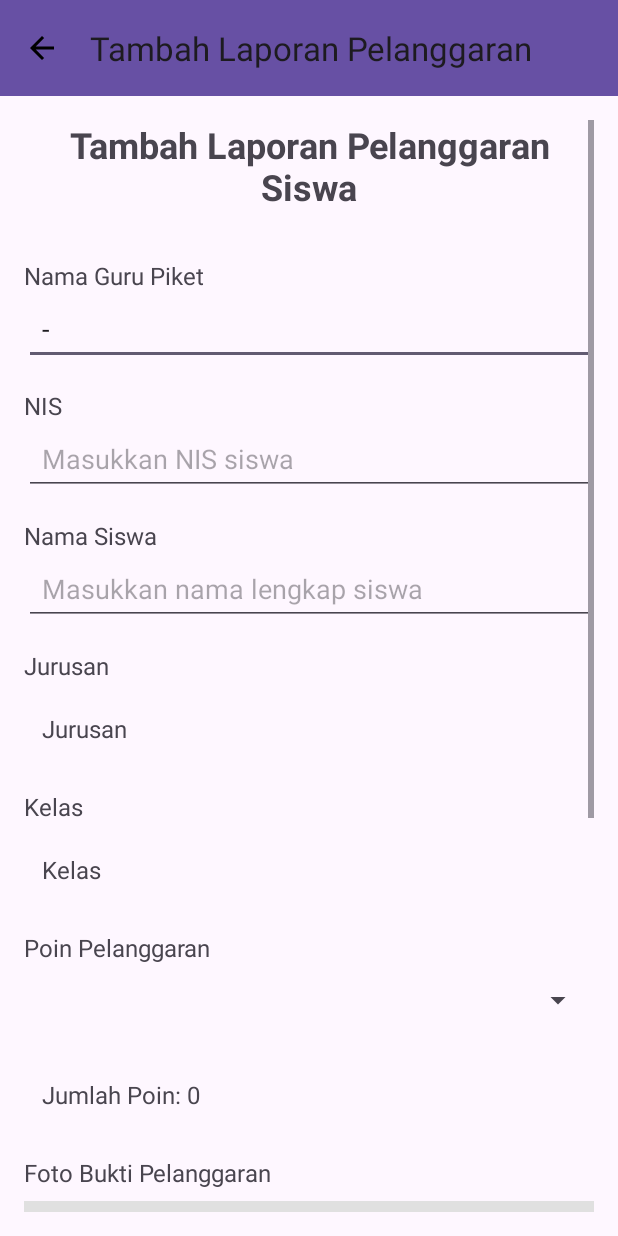
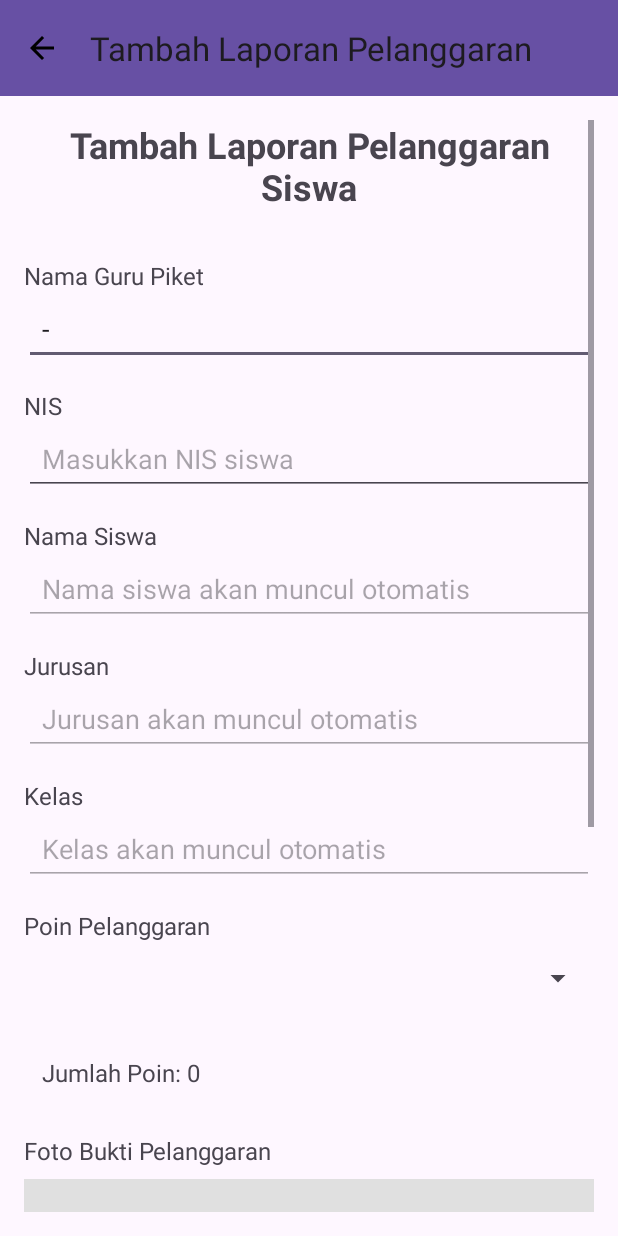
Before and after one commit to FrankStein31/Poin-Pelanggaran-Siswa, an Android app: the TambahLaporanCepatActivity screen opened directly, with no data from a screen before it, on a phone screen of 412 x 824 dp. Run offline under Robolectric (Android 15) with nearby library versions, the phone set to English and light mode, and no system bars; our stand-ins replace Firebase (no records; nobody signed in at launch, a user with empty details on screens opened directly).

Commit message:
laporan cepat

```diff
--- a/app/src/main/java/fidya/ardani/la/LaporanCepatActivity.kt
+++ b/app/src/main/java/fidya/ardani/la/LaporanCepatActivity.kt
@@ -2,6 +2,8 @@ package fidya.ardani.la
 
 import android.content.Intent
 import android.os.Bundle
+import android.text.Editable
+import android.text.TextWatcher
 import android.view.LayoutInflater
 import android.view.View
 import android.view.ViewGroup
@@ -141,26 +143,17 @@ class LaporanCepatActivity : AppCompatActivity() {
             tvTanggalPelanggaran.text = "Tanggal: ${laporan.tanggalPelanggaran}"
             tvGuruPiket.text = "Guru Piket: ${laporan.guruPiket}"
 
-            // Debug: Log untuk memeriksa apakah ImageView ditemukan
-            if (imgBuktiPelanggaran == null) {
-                android.util.Log.e("LaporanAdapter", "ImageView tidak ditemukan!")
-            } else {
-                android.util.Log.d("LaporanAdapter", "ImageView ditemukan, setting gambar...")
-            }
-
             // Handle foto bukti
             imgBuktiPelanggaran?.let { imageView ->
                 imageView.visibility = View.VISIBLE
 
                 if (!laporan.fotoBukti.isNullOrEmpty()) {
-                    // Jika ada URL foto, gunakan Glide atau Picasso
                     Glide.with(context)
                         .load(laporan.fotoBukti)
                         .placeholder(android.R.drawable.ic_menu_gallery)
                         .error(android.R.drawable.ic_menu_report_image)
                         .into(imageView)
                 } else {
-                    // Placeholder untuk tidak ada foto
                     imageView.setImageResource(android.R.drawable.ic_menu_gallery)
                     imageView.setBackgroundColor(context.getColor(android.R.color.background_light))
                     imageView.scaleType = ImageView.ScaleType.CENTER_INSIDE
@@ -173,7 +166,7 @@ class LaporanCepatActivity : AppCompatActivity() {
         }
     }
 
-    // Updated Data class untuk Laporan
+    // Data class untuk Laporan
     data class Laporan(
         val namaSiswa: String,
         val nis: String,
--- a/app/src/main/res/layout/activity_tambah_laporan_cepat.xml
+++ b/app/src/main/res/layout/activity_tambah_laporan_cepat.xml
@@ -84,9 +84,10 @@
                 android:id="@+id/et_nama_siswa"
                 android:layout_width="match_parent"
                 android:layout_height="wrap_content"
-                android:hint="Masukkan nama lengkap siswa"
+                android:hint="Nama siswa akan muncul otomatis"
                 android:inputType="textPersonName"
-                android:autofillHints="name"
+                android:enabled="false"
+                android:textColor="@color/text_primary"
                 android:minHeight="48dp"
                 android:padding="12dp"
                 android:layout_marginBottom="8dp"/>
@@ -99,13 +100,13 @@
                 android:textSize="16sp"
                 android:layout_marginTop="8dp"/>
 
-            <TextView
+            <EditText
                 android:id="@+id/tv_jurusan"
                 android:layout_width="match_parent"
                 android:layout_height="wrap_content"
-                android:text="Jurusan"
-                android:textSize="16sp"
-                android:layout_marginTop="8dp"
+                android:hint="Jurusan akan muncul otomatis"
+                android:enabled="false"
+                android:textColor="@color/text_primary"
                 android:minHeight="48dp"
                 android:padding="12dp"
                 android:layout_marginBottom="8dp"/>
@@ -118,13 +119,13 @@
                 android:textSize="16sp"
                 android:layout_marginTop="8dp"/>
 
-            <TextView
+            <EditText
                 android:id="@+id/tv_kelas"
                 android:layout_width="match_parent"
                 android:layout_height="wrap_content"
-                android:text="Kelas"
-                android:textSize="16sp"
-                android:layout_marginTop="8dp"
+                android:hint="Kelas akan muncul otomatis"
+                android:enabled="false"
+                android:textColor="@color/text_primary"
                 android:minHeight="48dp"
                 android:padding="12dp"
                 android:layout_marginBottom="8dp"/>
```
